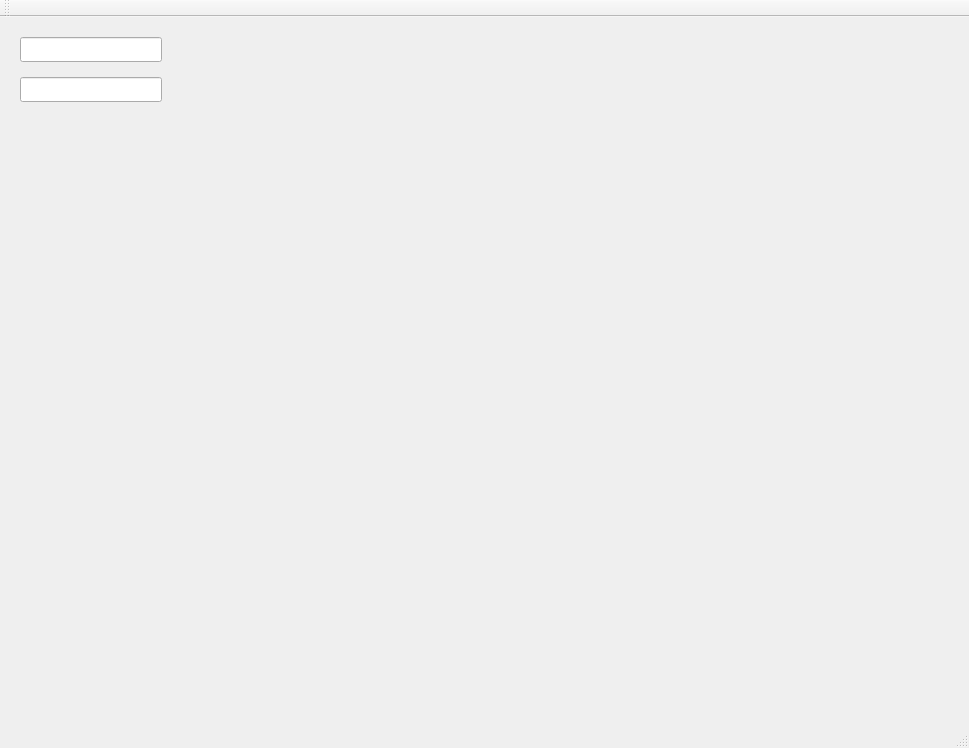
This is RobotControllerUI/TorqueIde/torqueide.ui in hajunsong/Controller as Qt 5 draws it before an edit. The edited form follows.
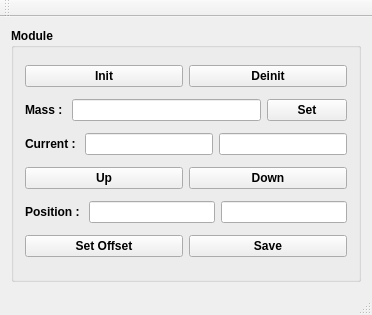
This is the edited form.

Commit message: 위치, 속도, 전류 읽어오도록 수정(Dynamixel Indirect Address + Group Sync Read 사용) + 초기 offset 자세 잡고 시작하도록 수정

What changed in the file:
```diff
--- a/RobotControllerUI/TorqueIde/torqueide.ui
+++ b/RobotControllerUI/TorqueIde/torqueide.ui
@@ -6,8 +6,8 @@
    <rect>
     <x>0</x>
     <y>0</y>
-    <width>969</width>
-    <height>748</height>
+    <width>372</width>
+    <height>315</height>
    </rect>
   </property>
   <property name="sizePolicy">
@@ -16,30 +16,136 @@
     <verstretch>0</verstretch>
    </sizepolicy>
   </property>
+  <property name="font">
+   <font>
+    <weight>75</weight>
+    <bold>true</bold>
+   </font>
+  </property>
   <property name="windowTitle">
    <string>TorqueIde</string>
   </property>
   <widget class="QWidget" name="centralWidget">
-   <widget class="QLineEdit" name="lineEdit">
-    <property name="geometry">
-     <rect>
-      <x>20</x>
-      <y>20</y>
-      <width>142</width>
-      <height>25</height>
-     </rect>
-    </property>
-   </widget>
-   <widget class="QLineEdit" name="lineEdit_2">
-    <property name="geometry">
-     <rect>
-      <x>20</x>
-      <y>60</y>
-      <width>142</width>
-      <height>25</height>
-     </rect>
-    </property>
-   </widget>
+   <layout class="QGridLayout" name="gridLayout_2">
+    <item row="0" column="0">
+     <widget class="QGroupBox" name="groupBox">
+      <property name="title">
+       <string>Module</string>
+      </property>
+      <layout class="QGridLayout" name="gridLayout">
+       <item row="0" column="0">
+        <layout class="QHBoxLayout" name="horizontalLayout_5">
+         <item>
+          <widget class="QPushButton" name="btnInit">
+           <property name="text">
+            <string>Init</string>
+           </property>
+          </widget>
+         </item>
+         <item>
+          <widget class="QPushButton" name="btnDeinit">
+           <property name="text">
+            <string>Deinit</string>
+           </property>
+          </widget>
+         </item>
+        </layout>
+       </item>
+       <item row="6" column="0">
+        <layout class="QHBoxLayout" name="horizontalLayout">
+         <item>
+          <widget class="QPushButton" name="btnSetOffset">
+           <property name="text">
+            <string>Set Offset</string>
+           </property>
+          </widget>
+         </item>
+         <item>
+          <widget class="QPushButton" name="btnSave">
+           <property name="text">
+            <string>Save</string>
+           </property>
+          </widget>
+         </item>
+        </layout>
+       </item>
+       <item row="5" column="0">
+        <layout class="QHBoxLayout" name="horizontalLayout_2">
+         <item>
+          <widget class="QLabel" name="label">
+           <property name="text">
+            <string>Position : </string>
+           </property>
+          </widget>
+         </item>
+         <item>
+          <widget class="QLineEdit" name="txtPositionRaw"/>
+         </item>
+         <item>
+          <widget class="QLineEdit" name="txtPosition"/>
+         </item>
+        </layout>
+       </item>
+       <item row="3" column="0">
+        <layout class="QHBoxLayout" name="horizontalLayout_4">
+         <item>
+          <widget class="QPushButton" name="btnUp">
+           <property name="text">
+            <string>Up</string>
+           </property>
+          </widget>
+         </item>
+         <item>
+          <widget class="QPushButton" name="btnDown">
+           <property name="text">
+            <string>Down</string>
+           </property>
+          </widget>
+         </item>
+        </layout>
+       </item>
+       <item row="2" column="0">
+        <layout class="QHBoxLayout" name="horizontalLayout_6">
+         <item>
+          <widget class="QLabel" name="label_2">
+           <property name="text">
+            <string>Current : </string>
+           </property>
+          </widget>
+         </item>
+         <item>
+          <widget class="QLineEdit" name="txtCurrentRaw"/>
+         </item>
+         <item>
+          <widget class="QLineEdit" name="txtCurrent"/>
+         </item>
+        </layout>
+       </item>
+       <item row="1" column="0">
+        <layout class="QHBoxLayout" name="horizontalLayout_3">
+         <item>
+          <widget class="QLabel" name="label_3">
+           <property name="text">
+            <string>Mass : </string>
+           </property>
+          </widget>
+         </item>
+         <item>
+          <widget class="QLineEdit" name="txtMass"/>
+         </item>
+         <item>
+          <widget class="QPushButton" name="btnSetMass">
+           <property name="text">
+            <string>Set</string>
+           </property>
+          </widget>
+         </item>
+        </layout>
+       </item>
+      </layout>
+     </widget>
+    </item>
+   </layout>
   </widget>
   <widget class="QMenuBar" name="menuBar">
    <property name="geometry">
```
Left out of the diff: 2 changed lines with no effect on the pictures. The commit also changes 17 other files.
